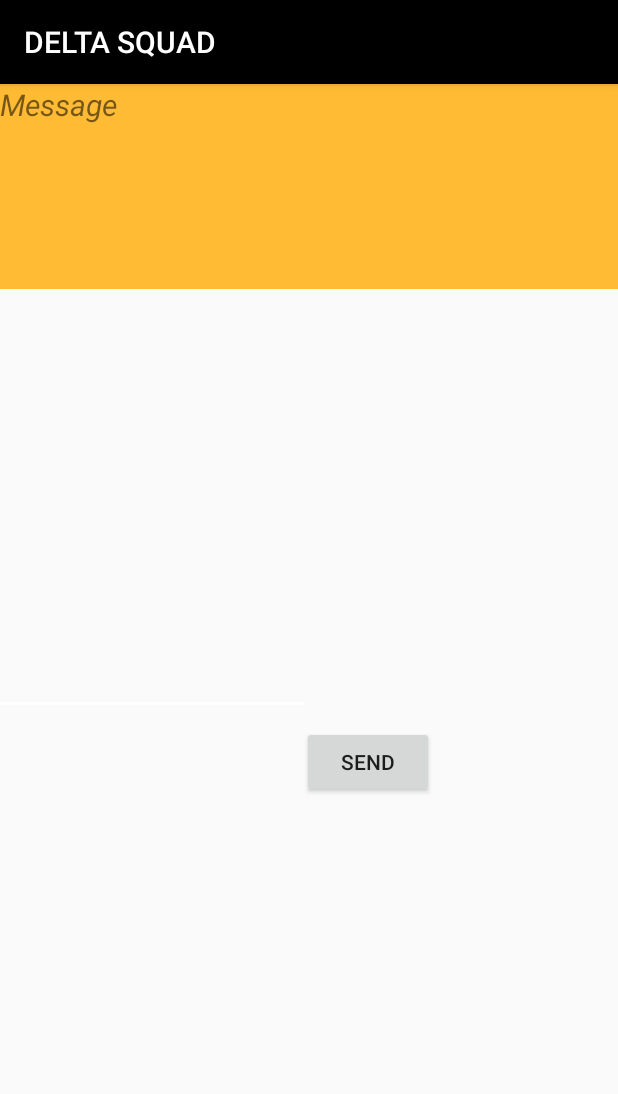
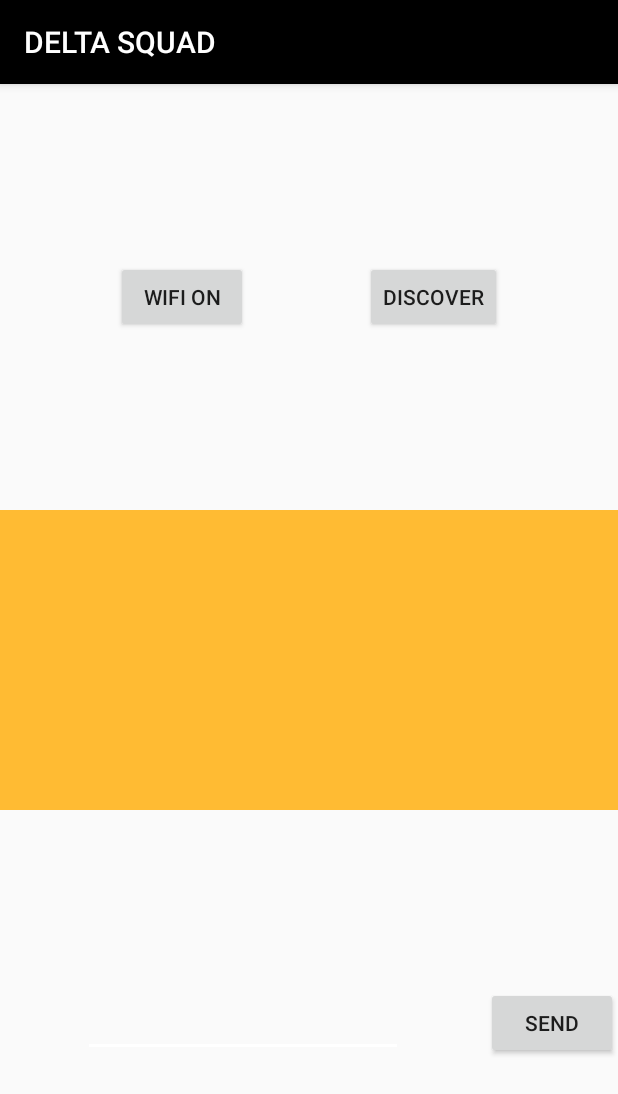
Before and after one commit to Ogrys/pfe-2020-remote-targeting-equipe-delta, an Android app: the screen it shows after launch (MainActivity), on a phone screen of 412 x 824 dp. Shown: the top 1094 px of the screen. Run offline under Robolectric (Android 15) with nearby library versions, the phone set to English and light mode, and no system bars.

Commit message:
idboutonv3

```diff
--- a/app/src/main/res/layout/activity_main.xml
+++ b/app/src/main/res/layout/activity_main.xml
@@ -17,7 +17,7 @@
         app:layout_constraintEnd_toStartOf="@+id/discover"
         app:layout_constraintHorizontal_bias="0.5"
         app:layout_constraintStart_toStartOf="parent"
-        app:layout_constraintTop_toBottomOf="@+id/connectionStatus" />
+        app:layout_constraintTop_toTopOf="parent" />
 
     <Button
         android:id="@+id/discover"
@@ -31,7 +31,7 @@
         app:layout_constraintEnd_toEndOf="parent"
         app:layout_constraintHorizontal_bias="0.5"
         app:layout_constraintStart_toEndOf="@+id/onOff"
-        app:layout_constraintTop_toBottomOf="@+id/connectionStatus" />
+        app:layout_constraintTop_toTopOf="parent" />
 
     <ListView
         android:id="@+id/peerListView"
@@ -40,25 +40,11 @@
         android:layout_below="@+id/onOff"
         android:layout_alignParentStart="true"
         android:background="@android:color/holo_orange_light"
-        app:layout_constraintBottom_toTopOf="@+id/readMsg"
+        app:layout_constraintBottom_toTopOf="@+id/sendButton"
         app:layout_constraintEnd_toEndOf="parent"
         app:layout_constraintHorizontal_bias="0.5"
         app:layout_constraintStart_toStartOf="parent"
         app:layout_constraintTop_toBottomOf="@+id/onOff" />
-
-    <TextView
-        android:id="@+id/readMsg"
-        android:layout_width="wrap_content"
-        android:layout_height="wrap_content"
-        android:layout_below="@+id/peerListView"
-        android:layout_alignParentStart="true"
-        android:layout_alignParentEnd="true"
-        android:text="Message"
-        android:textAlignment="center"
-        android:textSize="20sp"
-        android:textStyle="italic"
-        tools:layout_editor_absoluteX="138dp"
-        tools:layout_editor_absoluteY="597dp" />
 
     <EditText
         android:id="@+id/writeMsg"
@@ -73,7 +59,7 @@
         app:layout_constraintEnd_toStartOf="@+id/sendButton"
         app:layout_constraintHorizontal_bias="0.5"
         app:layout_constraintStart_toStartOf="parent"
-        app:layout_constraintTop_toBottomOf="@+id/readMsg" />
+        app:layout_constraintTop_toBottomOf="@+id/peerListView" />
 
     <Button
         android:id="@+id/sendButton"
@@ -84,23 +70,6 @@
         android:text="Send"
         app:layout_constraintBottom_toBottomOf="parent"
         app:layout_constraintEnd_toEndOf="parent"
-        app:layout_constraintHorizontal_bias="0.5"
-        app:layout_constraintStart_toEndOf="@+id/readMsg"
         app:layout_constraintTop_toBottomOf="@+id/peerListView" />
 
-    <TextView
-        android:id="@+id/connectionStatus"
-        android:layout_width="match_parent"
-        android:layout_height="wrap_content"
-        android:layout_alignParentStart="true"
-        android:layout_alignParentTop="true"
-        android:text="Connection Status"
-        android:textAlignment="center"
-        android:textColor="@android:color/holo_blue_dark"
-        android:textSize="18sp"
-        android:textStyle="italic"
-        app:layout_constraintBottom_toTopOf="@+id/onOff"
-        app:layout_constraintTop_toTopOf="parent"
-        tools:layout_editor_absoluteX="0dp" />
-
 </androidx.constraintlayout.widget.ConstraintLayout>
```
